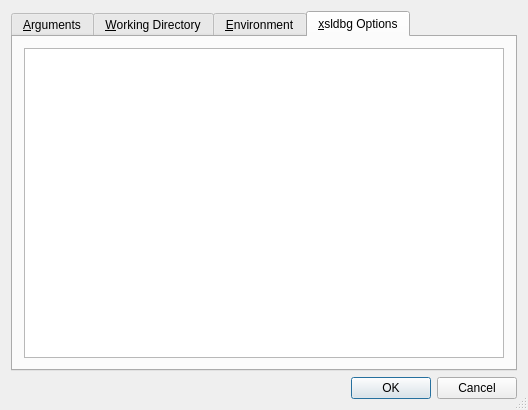
Before: the Qt Designer form kdbg/pgmargsbase.ui in j6t/kdbg, drawn with Qt 5.
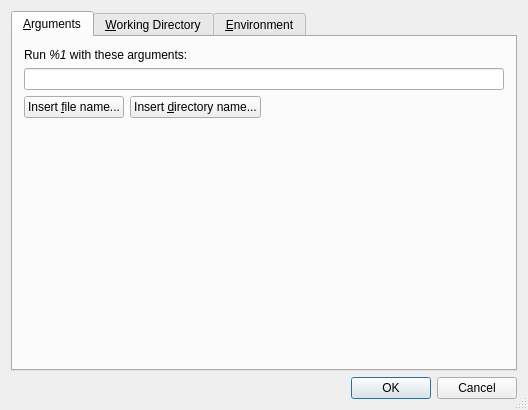
After: the same form once the commit is applied. The open tabs and pages were chosen to show the change.

Commit message:
Remove xsldbg's option page from the Program Arguments dialog.
The page listed a number of on-off options that were used only by xsldbg.
We have removed support for it earlier. Remove the user interface, too.

Diff of the .ui file:
```diff
--- a/kdbg/pgmargsbase.ui
+++ b/kdbg/pgmargsbase.ui
@@ -289,20 +289,6 @@
        </item>
       </layout>
      </widget>
-     <widget class="QWidget" name="xsldbgOptionsPage">
-      <attribute name="title">
-       <string>&amp;xsldbg Options</string>
-      </attribute>
-      <layout class="QHBoxLayout">
-       <item>
-        <widget class="QListWidget" name="xsldbgOptions">
-         <property name="selectionMode">
-          <enum>QAbstractItemView::MultiSelection</enum>
-         </property>
-        </widget>
-       </item>
-      </layout>
-     </widget>
     </widget>
    </item>
    <item>
```
Left out of the diff: 1 changed line with no effect on the pictures. The commit also changes 6 other files.
